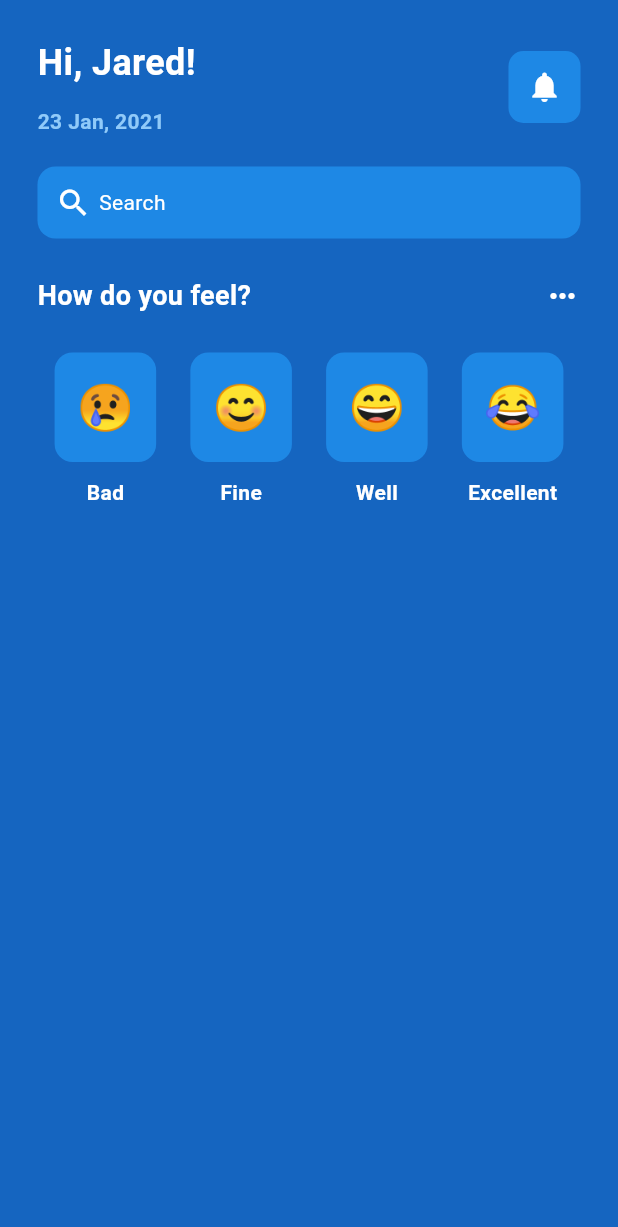
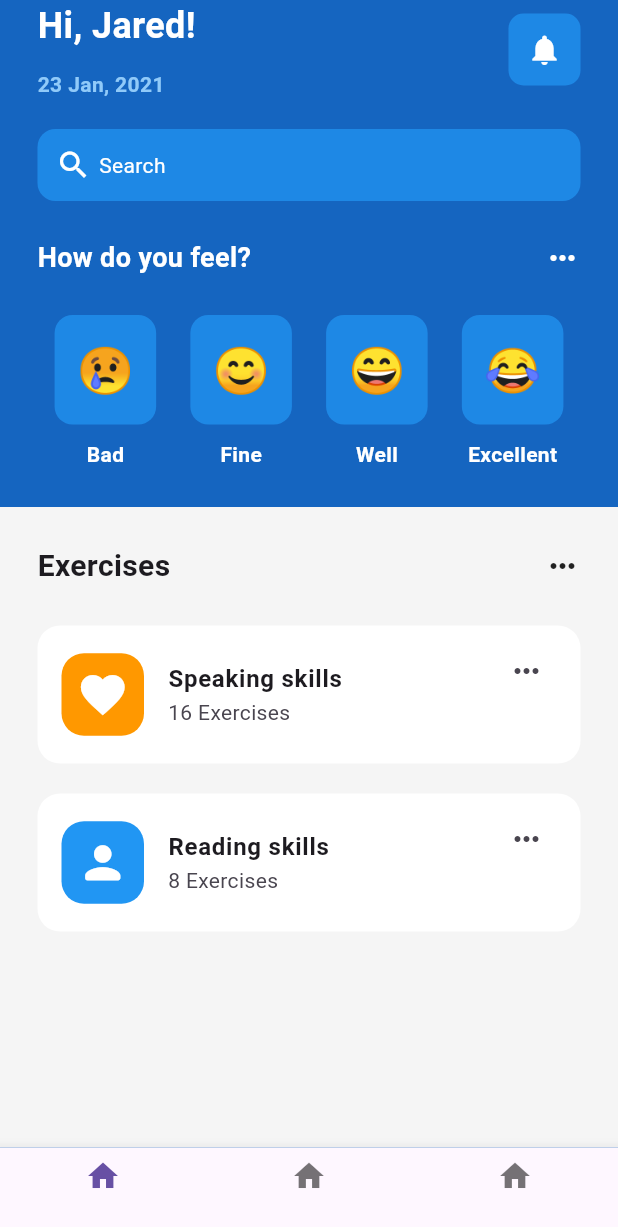
Before and after one commit to dsubiros/dribble_mentalhealthapp, a Flutter app: the screen it shows after launch, on a phone screen of 412 x 824 dp. Shown: the top 1227 px of the screen. Run offline on Flutter 3.47's test engine with Material 3 defaults, Android fonts, the phone set to English and light mode, and no system bars.

Commit message:
Adding Exercise Tile

```diff
--- a/lib/pages/home_page.dart
+++ b/lib/pages/home_page.dart
@@ -1,4 +1,5 @@
 import 'package:dribble_mentalhealthapp/widgets/emoticon_face.dart';
+import 'package:dribble_mentalhealthapp/widgets/exercise_tile.dart';
 import 'package:flutter/material.dart';
 
 class HomePage extends StatefulWidget {
@@ -13,9 +14,18 @@ class _HomePageState extends State<HomePage> {
   Widget build(BuildContext context) {
     return Scaffold(
       backgroundColor: Colors.blue[800],
+      bottomNavigationBar: BottomNavigationBar(
+        items: [
+          const BottomNavigationBarItem(icon: Icon(Icons.home), label: ''),
+          const BottomNavigationBarItem(icon: Icon(Icons.home), label: ''),
+          const BottomNavigationBarItem(icon: Icon(Icons.home), label: ''),
+        ],
+      ),
       body: SafeArea(
-        child: Padding(
-          padding: EdgeInsets.all(25),
+        child: Column(
+          children: [
+            Padding(
+              padding: const EdgeInsets.symmetric(horizontal: 25),
               child: Column(
                 children: [
                   // Greetings row
@@ -104,9 +114,48 @@ class _HomePageState extends State<HomePage> {
                       // Excellent
                       EmoticonFace(face: '😂', text: 'Excellent'),
                     ],
-              )
+                  ),
                 ],
               ),
+            ),
+            const SizedBox(height: 25),
+            Expanded(
+              child: Container(
+                color: Colors.grey[100],
+                child: Padding(
+                  padding: const EdgeInsets.all(25.0),
+                  child: Column(
+                    children: [
+                      // Exercises heading
+                      const Row(
+                        mainAxisAlignment: MainAxisAlignment.spaceBetween,
+                        children: [
+                          Text('Exercises',
+                              style: TextStyle(
+                                  fontSize: 20, fontWeight: FontWeight.bold)),
+                          Icon(Icons.more_horiz)
+                        ],
+                      ),
+                      // ListView of exercises
+                      const SizedBox(height: 25),
+
+                      ExerciseTile(
+                          title: 'Speaking skills',
+                          subtitle: '16 Exercises',
+                          icon: Icons.favorite,
+                          color: Colors.orange[500]!),
+                      const SizedBox(height: 20),
+                      ExerciseTile(
+                          title: 'Reading skills',
+                          subtitle: '8 Exercises',
+                          icon: Icons.person_rounded,
+                          color: Colors.blue[500]!),
+                    ],
+                  ),
+                ),
+              ),
+            ),
+          ],
         ),
       ),
     );
--- /dev/null
+++ b/lib/widgets/exercise_tile.dart
@@ -0,0 +1,38 @@
+import 'package:flutter/material.dart';
+
+class ExerciseTile extends StatelessWidget {
+  final String title;
+  final String subtitle;
+  final IconData icon;
+  final Color color;
+
+  const ExerciseTile(
+      {super.key,
+      required this.title,
+      required this.subtitle,
+      required this.icon,
+      required this.color});
+
+  @override
+  Widget build(BuildContext context) {
+    return Container(
+      padding: const EdgeInsets.symmetric(vertical: 10.0),
+      decoration: BoxDecoration(
+          color: Colors.white, borderRadius: BorderRadius.circular(15.0)),
+      child: ListTile(
+        leading: Container(
+          decoration: BoxDecoration(
+              color: color, borderRadius: BorderRadius.circular(15.0)),
+          padding: const EdgeInsets.all(10.0),
+          child: Icon(icon, size: 35, color: Colors.white),
+        ),
+        title: Text(
+          title,
+          style: const TextStyle(fontWeight: FontWeight.bold),
+        ),
+        subtitle: Text(subtitle),
+        trailing: const Column(children: [Icon(Icons.more_horiz)]),
+      ),
+    );
+  }
+}
```
Lines whose indentation alone changed are shown as unchanged.
